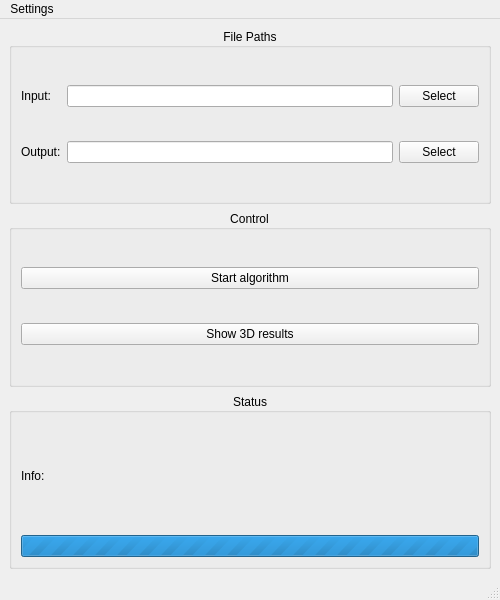
First picture: the form in ui/main_window_qt.ui, repository tommikulevich/3D-organs-modeling, before the edit.
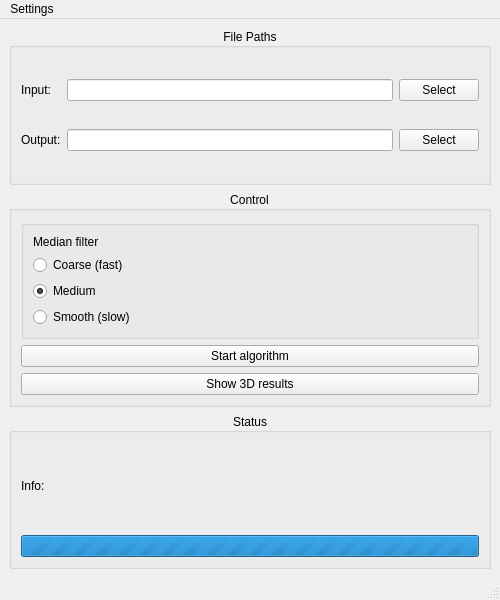
Second picture: the form after the edit.

Diff of the .ui file:
```diff
--- a/ui/main_window_qt.ui
+++ b/ui/main_window_qt.ui
@@ -6,7 +6,7 @@
    <rect>
     <x>0</x>
     <y>0</y>
-    <width>362</width>
+    <width>500</width>
     <height>600</height>
    </rect>
   </property>
@@ -82,6 +82,46 @@
        <set>Qt::AlignCenter</set>
       </property>
       <layout class="QVBoxLayout" name="verticalLayout_2">
+       <item>
+        <widget class="QGroupBox" name="groupBox">
+         <property name="title">
+          <string/>
+         </property>
+         <layout class="QVBoxLayout" name="verticalLayout_4">
+          <item>
+           <widget class="QLabel" name="medianLabel">
+            <property name="text">
+             <string>Median filter</string>
+            </property>
+           </widget>
+          </item>
+          <item>
+           <widget class="QRadioButton" name="coarseRadioButton">
+            <property name="text">
+             <string>Coarse (fast)</string>
+            </property>
+           </widget>
+          </item>
+          <item>
+           <widget class="QRadioButton" name="mediumRadioButton">
+            <property name="text">
+             <string>Medium</string>
+            </property>
+            <property name="checked">
+             <bool>true</bool>
+            </property>
+           </widget>
+          </item>
+          <item>
+           <widget class="QRadioButton" name="smoothRadioButton">
+            <property name="text">
+             <string>Smooth (slow)</string>
+            </property>
+           </widget>
+          </item>
+         </layout>
+        </widget>
+       </item>
        <item>
         <widget class="QPushButton" name="startButton">
          <property name="text">
```
Left out of the diff: 2 changed lines with no effect on the pictures.
